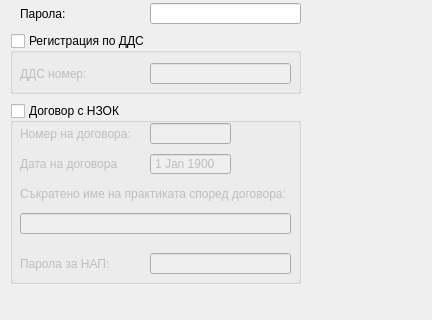
The window that src/View/SettingsDialog/PracticeSettings/PracticeSettings.ui (thefinalcutbg/DinoDent) describes before a commit, drawn with Qt 5; both pictures show x 0 to 432 and y 197 to 517 of the 432 by 517 pixel window.
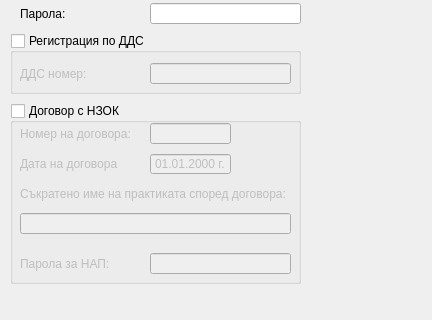
The same window after the commit. Custom widgets are drawn as their Qt base class.

Patch:
```diff
--- a/src/View/SettingsDialog/PracticeSettings/PracticeSettings.ui
+++ b/src/View/SettingsDialog/PracticeSettings/PracticeSettings.ui
@@ -272,9 +272,12 @@
       <day>1</day>
      </date>
     </property>
+    <property name="displayFormat">
+     <string notr="true">dd.MM.yyyy 'г.'</string>
+    </property>
     <property name="date">
      <date>
-      <year>1900</year>
+      <year>2000</year>
       <month>1</month>
       <day>1</day>
      </date>
```
